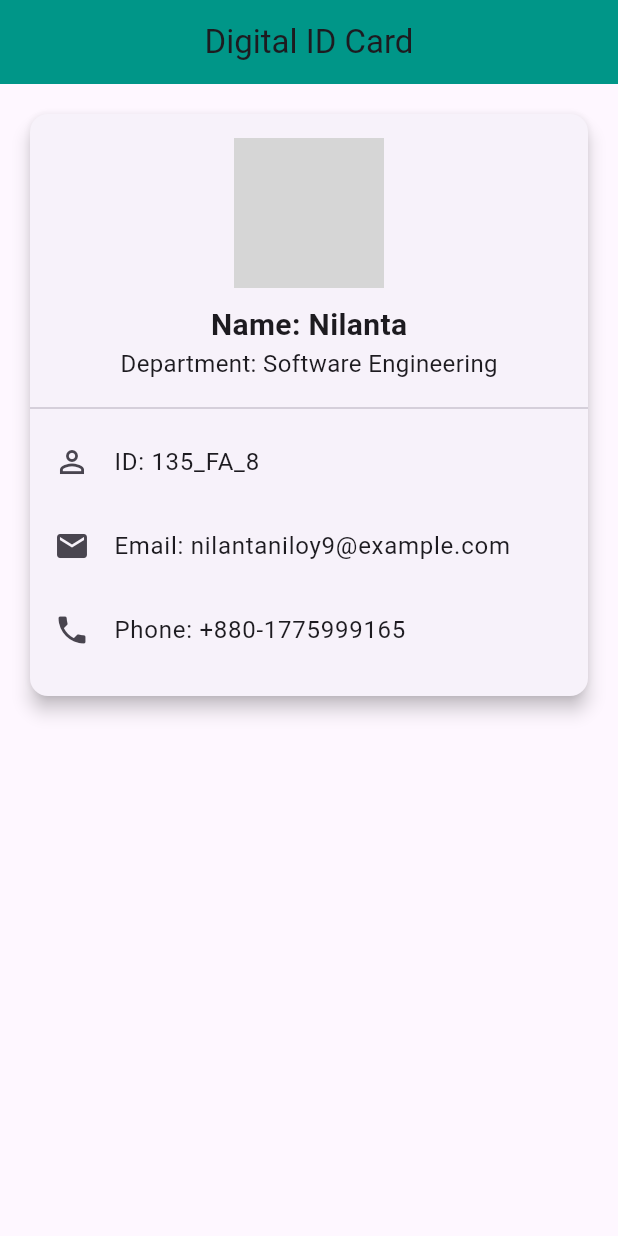
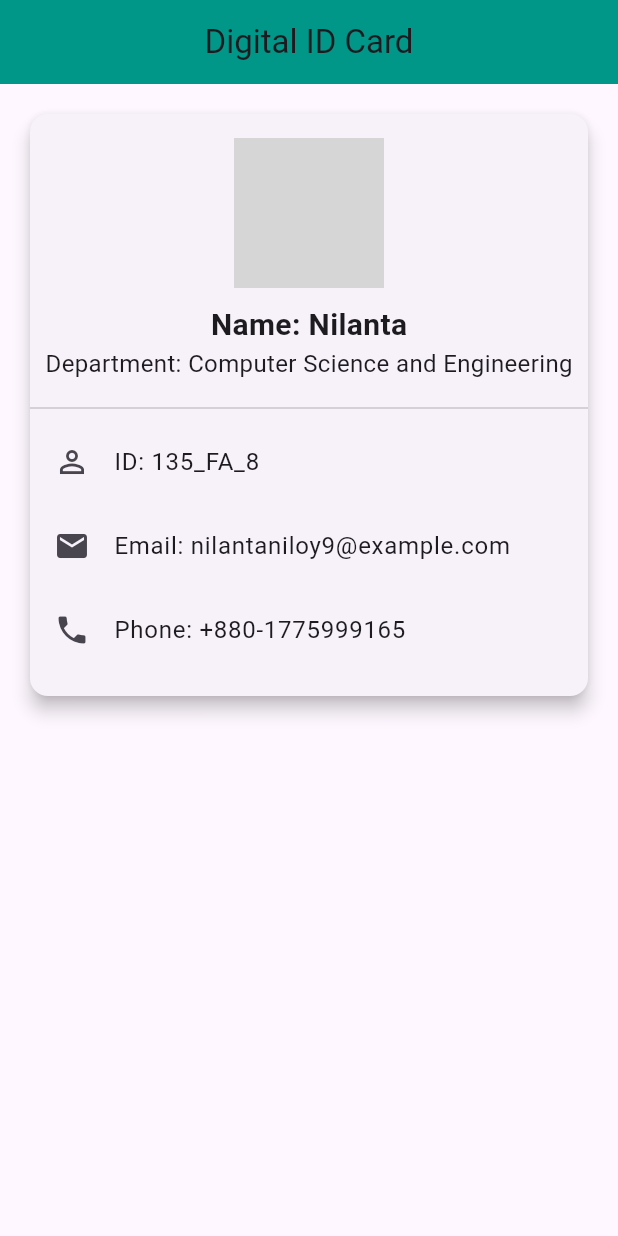
Before and after one commit to Nilanta-Roy-Nilay/135_FA_8, a Flutter app: the screen it shows after launch, on a phone screen of 412 x 824 dp. Run offline on Flutter 3.47's test engine with Material 3 defaults, Android fonts, the phone set to English and light mode, and no system bars; grey boxes are pictures that could not be loaded.

Commit message:
Update main.dart

```diff
--- a/lib/main.dart
+++ b/lib/main.dart
@@ -45,7 +45,7 @@ class IDCard extends StatelessWidget {
                 style: TextStyle(fontSize: 20, fontWeight: FontWeight.bold),
               ),
               const Text(
-                'Department: Software Engineering',
+                'Department: Computer Science and Engineering',
                 style: TextStyle(fontSize: 16),
               ),
               const SizedBox(height: 10),
```
